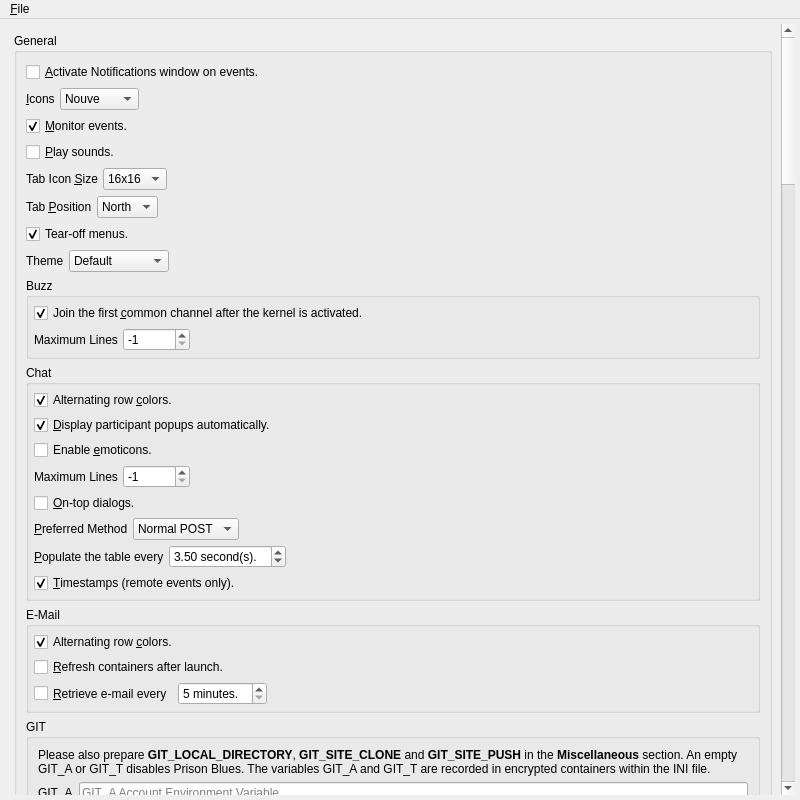
Before: the Qt Designer form branches/trunk/UI/spot-on-options.ui in textbrowser/spot-on, drawn with Qt 5.
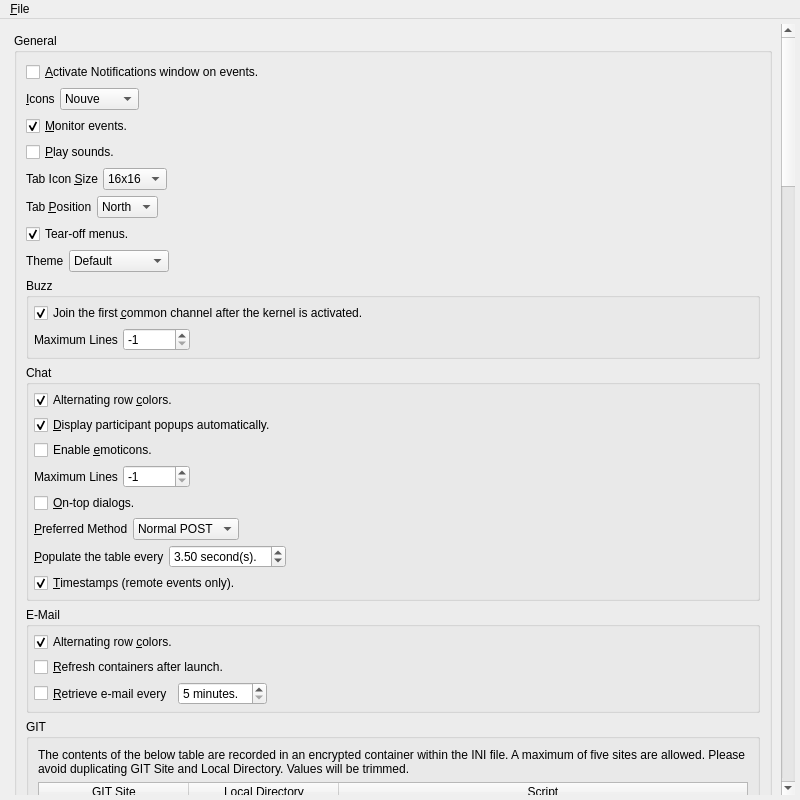
After: the same form once the commit is applied. Icons and pictures are not drawn.

Diff of the .ui file:
```diff
--- a/branches/trunk/UI/spot-on-options.ui
+++ b/branches/trunk/UI/spot-on-options.ui
@@ -45,7 +45,7 @@
          <x>0</x>
          <y>-756</y>
          <width>769</width>
-         <height>5158</height>
+         <height>5050</height>
         </rect>
        </property>
        <layout class="QVBoxLayout" name="verticalLayout_25">
@@ -709,7 +709,7 @@
               <item>
                <widget class="QLabel" name="label_38">
                 <property name="text">
-                 <string>&lt;html&gt;&lt;head/&gt;&lt;body&gt;&lt;p&gt;Please also prepare &lt;span style=&quot; font-weight:600;&quot;&gt;GIT_LOCAL_DIRECTORY&lt;/span&gt;, &lt;span style=&quot; font-weight:600;&quot;&gt;GIT_SITE_CLONE&lt;/span&gt; and &lt;span style=&quot; font-weight:600;&quot;&gt;GIT_SITE_PUSH&lt;/span&gt; in the &lt;span style=&quot; font-weight:600;&quot;&gt;Miscellaneous&lt;/span&gt; section. An empty GIT_A or GIT_T disables Prison Blues. The variables GIT_A and GIT_T are recorded in encrypted containers within the INI file.&lt;/p&gt;&lt;/body&gt;&lt;/html&gt;</string>
+                 <string>&lt;html&gt;&lt;head/&gt;&lt;body&gt;&lt;p&gt;The contents of the below table are recorded in an encrypted container within the INI file. A maximum of five sites are allowed. Please avoid duplicating GIT Site and Local Directory. Values will be trimmed.&lt;/p&gt;&lt;/body&gt;&lt;/html&gt;</string>
                 </property>
                 <property name="wordWrap">
                  <bool>true</bool>
@@ -717,104 +717,211 @@
                </widget>
               </item>
               <item>
-               <layout class="QHBoxLayout" name="horizontalLayout_24">
-                <item>
-                 <widget class="QLabel" name="label_37">
-                  <property name="text">
-                   <string>GIT_A</string>
-                  </property>
-                 </widget>
+               <widget class="QTableWidget" name="git_table">
+                <property name="alternatingRowColors">
+                 <bool>true</bool>
+                </property>
+                <property name="selectionMode">
+                 <enum>QAbstractItemView::NoSelection</enum>
+                </property>
+                <property name="selectionBehavior">
+                 <enum>QAbstractItemView::SelectRows</enum>
+                </property>
+                <property name="verticalScrollMode">
+                 <enum>QAbstractItemView::ScrollPerPixel</enum>
+                </property>
+                <property name="horizontalScrollMode">
+                 <enum>QAbstractItemView::ScrollPerPixel</enum>
+                </property>
+                <attribute name="horizontalHeaderMinimumSectionSize">
+                 <number>150</number>
+                </attribute>
+                <attribute name="horizontalHeaderDefaultSectionSize">
+                 <number>150</number>
+                </attribute>
+                <attribute name="horizontalHeaderStretchLastSection">
+                 <bool>true</bool>
+                </attribute>
+                <attribute name="verticalHeaderVisible">
+                 <bool>false</bool>
+                </attribute>
+                <attribute name="verticalHeaderHighlightSections">
+                 <bool>false</bool>
+                </attribute>
+                <row>
+                 <property name="text">
+                  <string>1</string>
+                 </property>
+                </row>
+                <row>
+                 <property name="text">
+                  <string>2</string>
+                 </property>
+                </row>
+                <row>
+                 <property name="text">
+                  <string>3</string>
+                 </property>
+                </row>
+                <row>
+                 <property name="text">
+                  <string>4</string>
+                 </property>
+                </row>
+                <row>
+                 <property name="text">
+                  <string>5</string>
+                 </property>
+                </row>
+                <column>
+                 <property name="text">
+                  <string>GIT Site</string>
+                 </property>
+                </column>
+                <column>
+                 <property name="text">
+                  <string>Local Directory</string>
+                 </property>
+                </column>
+                <column>
+                 <property name="text">
+                  <string>Script</string>
+                 </property>
+                </column>
+                <item row="0" column="0">
+                 <property name="text">
+                  <string/>
+                 </property>
+                 <property name="checkState">
+                  <enum>Checked</enum>
+                 </property>
+                 <property name="flags">
+                  <set>ItemIsSelectable|ItemIsEditable|ItemIsUserCheckable|ItemIsEnabled</set>
+                 </property>
                 </item>
-                <item>
-                 <widget class="QLineEdit" name="git_a">
-                  <property name="toolTip">
-                   <string>Press the Enter key to save.</string>
-                  </property>
-                  <property name="placeholderText">
-                   <string>GIT_A Account Environment Variable</string>
-                  </property>
-                  <property name="clearButtonEnabled">
-                   <bool>true</bool>
-                  </property>
-                 </widget>
+                <item row="0" column="1">
+                 <property name="text">
+                  <string/>
+                 </property>
+                 <property name="flags">
+                  <set>ItemIsSelectable|ItemIsEditable|ItemIsDropEnabled|ItemIsEnabled</set>
+                 </property>
                 </item>
-               </layout>
-              </item>
-              <item>
-               <layout class="QHBoxLayout" name="horizontalLayout_22">
-                <item>
-                 <widget class="QLabel" name="label_36">
-                  <property name="text">
-                   <string>GIT_T</string>
-                  </property>
-                 </widget>
+                <item row="0" column="2">
+                 <property name="flags">
+                  <set>ItemIsSelectable|ItemIsEditable|ItemIsDropEnabled|ItemIsEnabled</set>
+                 </property>
                 </item>
-                <item>
-                 <widget class="QLineEdit" name="git_t">
-                  <property name="toolTip">
-                   <string>Press the Enter key to save.</string>
-                  </property>
-                  <property name="placeholderText">
-                   <string>GIT_T Token Environment Variable</string>
-                  </property>
-                  <property name="clearButtonEnabled">
-                   <bool>true</bool>
-                  </property>
-                 </widget>
+                <item row="1" column="0">
+                 <property name="text">
+                  <string/>
+                 </property>
+                 <property name="checkState">
+                  <enum>Checked</enum>
+                 </property>
+                 <property name="flags">
+                  <set>ItemIsSelectable|ItemIsEditable|ItemIsUserCheckable|ItemIsEnabled</set>
+                 </property>
                 </item>
-               </layout>
+                <item row="1" column="1">
+                 <property name="flags">
+                  <set>ItemIsSelectable|ItemIsEditable|ItemIsDropEnabled|ItemIsEnabled</set>
+                 </property>
+                </item>
+                <item row="1" column="2">
+                 <property name="flags">
+                  <set>ItemIsSelectable|ItemIsEditable|ItemIsDropEnabled|ItemIsEnabled</set>
+                 </property>
+                </item>
+                <item row="2" column="0">
+                 <property name="text">
+                  <string/>
+                 </property>
+                 <property name="checkState">
+                  <enum>Checked</enum>
+                 </property>
+                 <property name="flags">
+                  <set>ItemIsSelectable|ItemIsEditable|ItemIsUserCheckable|ItemIsEnabled</set>
+                 </property>
+                </item>
+                <item row="2" column="1">
+                 <property name="flags">
+                  <set>ItemIsSelectable|ItemIsEditable|ItemIsDropEnabled|ItemIsEnabled</set>
+                 </property>
+                </item>
+                <item row="2" column="2">
+                 <property name="flags">
+                  <set>ItemIsSelectable|ItemIsEditable|ItemIsDropEnabled|ItemIsEnabled</set>
+                 </property>
+                </item>
+                <item row="3" column="0">
+                 <property name="text">
+                  <string/>
+                 </property>
+                 <property name="checkState">
+                  <enum>Checked</enum>
+                 </property>
+                 <property name="flags">
+                  <set>ItemIsSelectable|ItemIsEditable|ItemIsUserCheckable|ItemIsEnabled</set>
+                 </property>
+                </item>
+                <item row="3" column="1">
+                 <property name="flags">
+                  <set>ItemIsSelectable|ItemIsEditable|ItemIsDropEnabled|ItemIsEnabled</set>
+                 </property>
+                </item>
+                <item row="3" column="2">
+                 <property name="flags">
+                  <set>ItemIsSelectable|ItemIsEditable|ItemIsDropEnabled|ItemIsEnabled</set>
+                 </property>
+                </item>
+                <item row="4" column="0">
+                 <property name="text">
+                  <string/>
+                 </property>
+                 <property name="checkState">
+                  <enum>Checked</enum>
+                 </property>
+                 <property name="flags">
+                  <set>ItemIsSelectable|ItemIsEditable|ItemIsUserCheckable|ItemIsEnabled</set>
+                 </property>
+                </item>
+                <item row="4" column="1">
+                 <property name="flags">
+                  <set>ItemIsSelectable|ItemIsEditable|ItemIsDropEnabled|ItemIsEnabled</set>
+                 </property>
+                </item>
+                <item row="4" column="2">
+                 <property name="flags">
+                  <set>ItemIsSelectable|ItemIsEditable|ItemIsDropEnabled|ItemIsEnabled</set>
+                 </property>
+                </item>
+               </widget>
               </item>
               <item>
                <layout class="QHBoxLayout" name="horizontalLayout_21">
                 <item>
-                 <widget class="QLabel" name="label_35">
-                  <property name="text">
-                   <string>Script</string>
+                 <spacer name="horizontalSpacer_12">
+                  <property name="orientation">
+                   <enum>Qt::Horizontal</enum>
                   </property>
-                 </widget>
-                </item>
-                <item>
-                 <widget class="QLineEdit" name="git_script">
-                  <property name="toolTip">
-                   <string>&lt;html&gt;&lt;head/&gt;&lt;body&gt;&lt;p&gt;Please provide the absolute path of an executable script.&lt;/p&gt;&lt;/body&gt;&lt;/html&gt;</string>
+                  <property name="sizeHint" stdset="0">
+                   <size>
+                    <width>40</width>
+                    <height>20</height>
+                   </size>
                   </property>
-                  <property name="readOnly">
-                   <bool>true</bool>
-                  </property>
-                  <property name="placeholderText">
-                   <string>Executable Script</string>
-                  </property>
-                 </widget>
+                 </spacer>
                 </item>
                 <item>
-                 <widget class="QPushButton" name="execute_git_script">
+                 <widget class="QPushButton" name="apply_git">
                   <property name="text">
-                   <string>Execute</string>
-                  </property>
-                 </widget>
-                </item>
-                <item>
-                 <widget class="QPushButton" name="select_git_script">
-                  <property name="text">
-                   <string>Select</string>
+                   <string>Apply</string>
                   </property>
                  </widget>
                 </item>
                </layout>
               </item>
-              <item>
-               <widget class="QPlainTextEdit" name="git_script_results">
-                <property name="tabChangesFocus">
-                 <bool>true</bool>
-                </property>
-                <property name="readOnly">
-                 <bool>true</bool>
-                </property>
-                <property name="placeholderText">
-                 <string>GIT Script Results</string>
-                </property>
-               </widget>
-              </item>
              </layout>
             </widget>
            </item>
```
Left out of the diff: 8 changed lines with no effect on the pictures.
